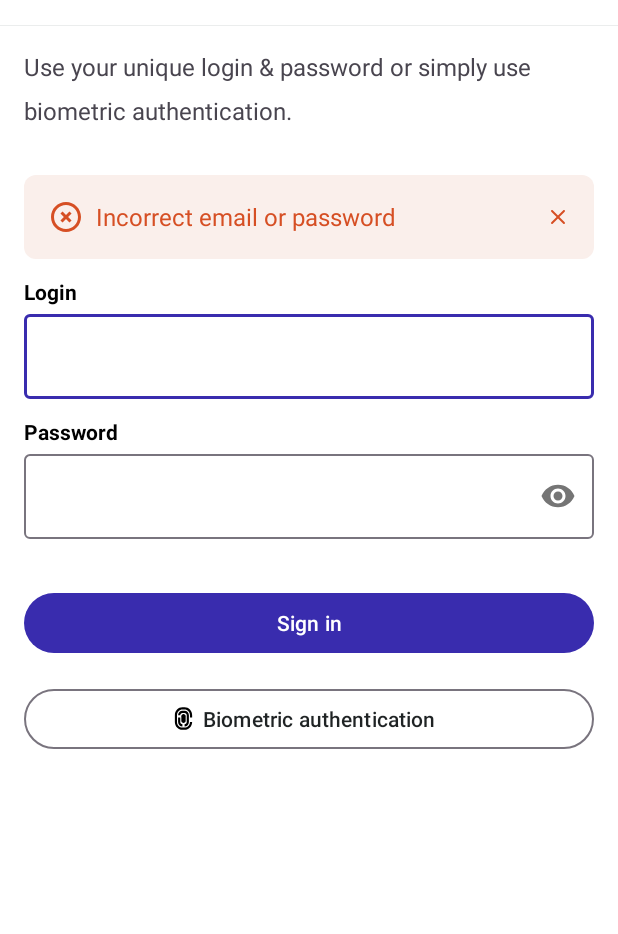
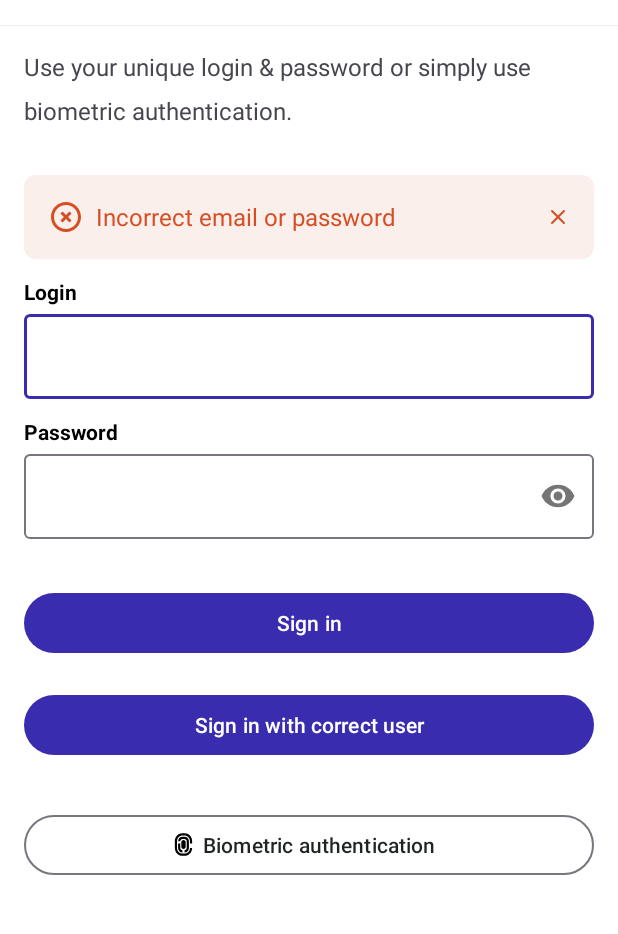
Before and after one commit to Mobitru/demo-android-app, an Android app: the screen it shows after launch (MainActivity), after a tap on "Sign in", on a phone screen of 412 x 824 dp, the part 70-1004 px from its top. Run offline under Robolectric (Android 15) with nearby library versions, the phone set to English and light mode, and no system bars; our stand-ins replace Timber, navigation-ui; libraries missing offline, so code that uses them is left out: okhttp3.mockwebserver; 1 statement that could not run was skipped.

Commit message:
add an additional button for entering correct credentials before login (#2)

```diff
--- a/app/src/main/java/com/epam/mobitru/screens/login/LoginFragment.kt
+++ b/app/src/main/java/com/epam/mobitru/screens/login/LoginFragment.kt
@@ -145,9 +145,20 @@ class LoginFragment : BaseFragment(R.layout.fragment_login) {
         }
     }
 
+    private fun typeDefaultLogin() {
+        binding?.apply {
+            loginEmail.editText?.setText(getString(R.string.testuser_mobitru))
+            loginPassword.editText?.setText(getString(R.string.testpassword_mobitru))
+        }
+    }
+
     private fun subscribeViews() {
         binding?.apply {
             loginSignin.setOnClickListener {
+                viewModel.login()
+            }
+            typeAndLogin.setOnClickListener {
+                typeDefaultLogin()
                 viewModel.login()
             }
             loginError.setCloseClickListener {
--- a/app/src/main/res/layout/fragment_login.xml
+++ b/app/src/main/res/layout/fragment_login.xml
@@ -107,17 +107,29 @@
                 app:layout_constraintRight_toRightOf="parent"
                 app:layout_constraintTop_toBottomOf="@id/login_password" />
 
+            <Button
+                android:id="@+id/type_and_login"
+                android:layout_width="0dp"
+                android:layout_height="wrap_content"
+                android:layout_marginTop="100dp"
+                android:text="@string/form_type_and_sign_in"
+                app:layout_constraintHorizontal_bias="0.0"
+                app:layout_constraintLeft_toLeftOf="parent"
+                app:layout_constraintRight_toRightOf="parent"
+                app:layout_constraintTop_toBottomOf="@id/login_password" />
+
             <com.google.android.material.button.MaterialButton
                 android:id="@+id/login_bio"
                 style="@style/Widget.Material3.Button.OutlinedButton.Icon"
                 android:layout_width="0dp"
                 android:layout_height="wrap_content"
-                android:layout_marginTop="16dp"
+                android:layout_marginTop="100dp"
                 android:text="@string/login_bio"
                 android:textColor="@color/shark"
                 app:icon="@drawable/scan_finger"
                 app:iconGravity="textStart"
                 app:iconTint="@color/black"
+                app:layout_constraintHorizontal_bias="0.0"
                 app:layout_constraintLeft_toLeftOf="parent"
                 app:layout_constraintRight_toRightOf="parent"
                 app:layout_constraintTop_toBottomOf="@id/login_signin" />
--- a/app/src/main/res/values/strings.xml
+++ b/app/src/main/res/values/strings.xml
@@ -5,6 +5,7 @@
     <string name="form_login">Login</string>
     <string name="form_password">Password</string>
     <string name="form_sign_in">Sign in</string>
+    <string name="form_type_and_sign_in">Sign in with correct user</string>
     <string name="login_bio">Biometric authentication</string>
     <string name="menu_home">Home</string>
     <string name="menu_orders">Orders</string>
@@ -72,4 +73,6 @@
     <string name="cart_toolbar_title">Cart (%1$d)</string>
     <string name="product_description_no_discount">Phone image. %1$s. Price: %2$s</string>
     <string name="product_description_discount">Phone image. %1$s. Discount: %2$s. Price: %3$s. Price before: %4$s</string>
+    <string name="testuser_mobitru">testuser@mobitru.com</string>
+    <string name="testpassword_mobitru">password1</string>
 </resources>
```
